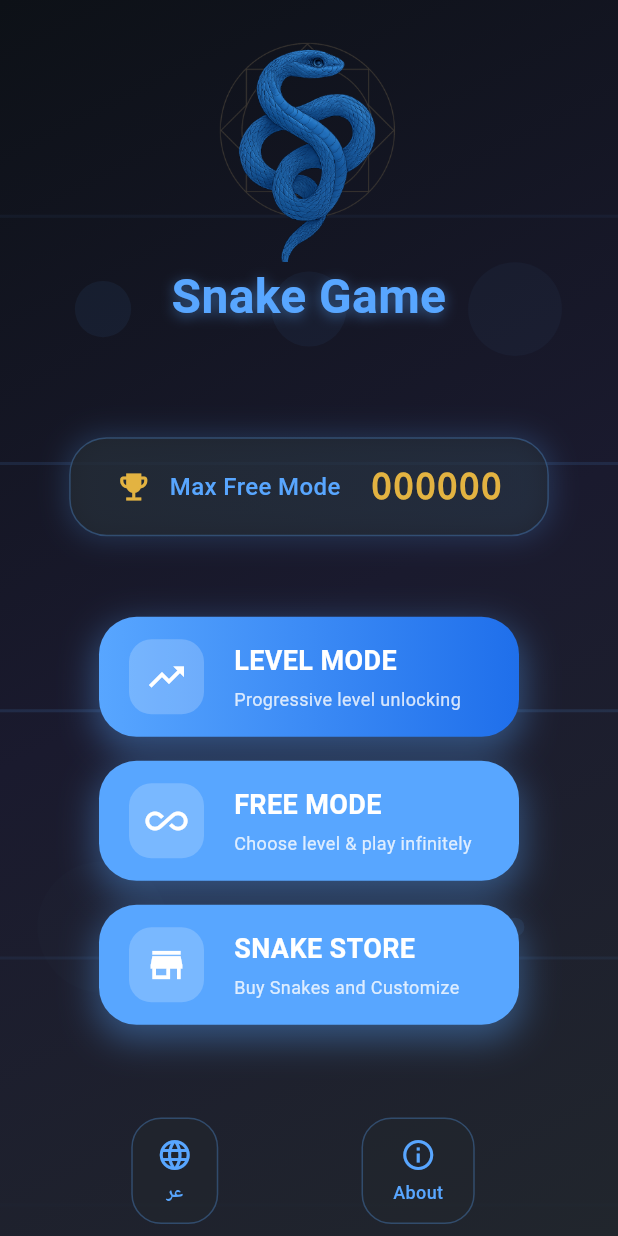
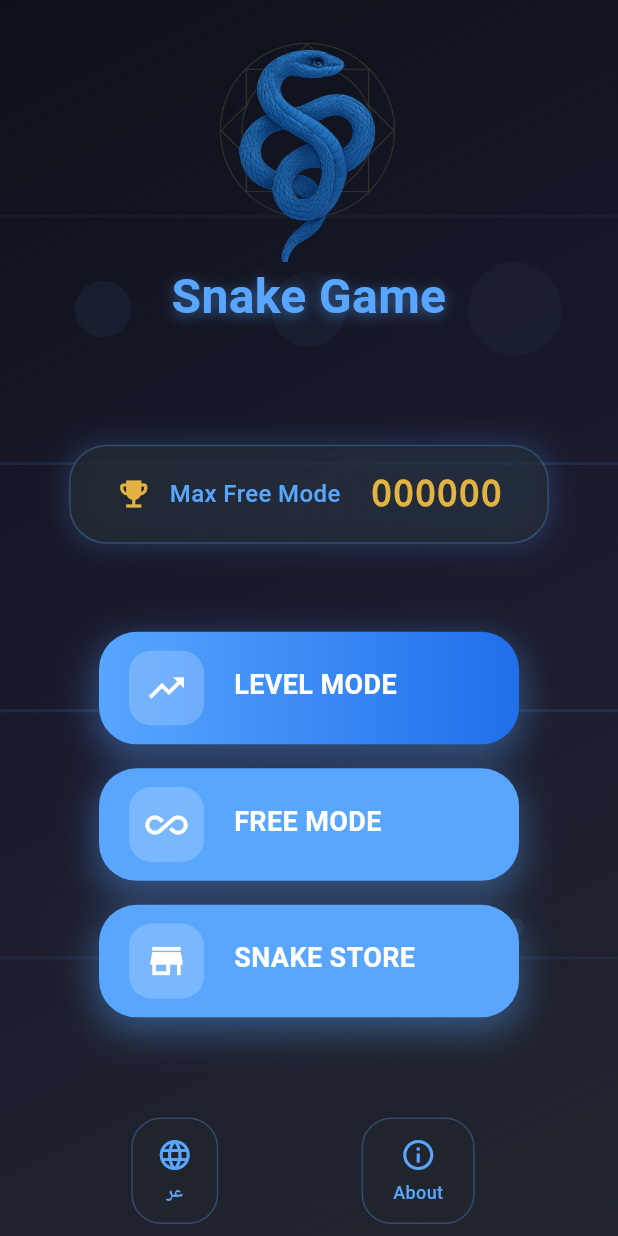
Before and after one commit to YoussefGhonem1/snake_game, a Flutter app: the screen it shows after launch, on a phone screen of 412 x 824 dp. Run offline on Flutter 3.47's test engine with Material 3 defaults, Android fonts, the light colour scheme and no system bars; our stand-ins replace audioplayers, easy_localization, firebase_core, firebase_messaging, google_mobile_ads, percent_indicator and 2 more; missing offline and left inert: unity_ads_plugin; accounts and stored records are empty.

Commit message:
remove subtitle and fix localisation

```diff
--- a/assets/translations/ar.json
+++ b/assets/translations/ar.json
@@ -54,8 +54,8 @@
   "profile": "الملف الشخصي",
   "about": "حول",
   "snake_game": "لعبة الثعبان",
-  "free_mode": "الوضع الحر",
-  "level_mode": "وضع المستويات",
+  "free_mode": "اللعب الحر",
+  "level_mode": " المستويات",
   "progressive_level_unlocking": "فتح المستويات تدريجياً",
   "choose_level_play_infinitely": "اختر المستوى والعب بلا حدود",
   "you_won": "لقد فزت!",
--- a/lib/view/home_screen/home_screen.dart
+++ b/lib/view/home_screen/home_screen.dart
@@ -324,7 +324,6 @@ class _HomeScreenState extends State<HomeScreen> with TickerProviderStateMixin {
               // Level Mode button
               _buildMainButton(
                 title: context.tr('level_mode').toUpperCase(),
-                subtitle: context.tr('progressive_level_unlocking'),
                 icon: Icons.trending_up,
                 gradient: LinearGradient(
                   colors: [
@@ -347,7 +346,6 @@ class _HomeScreenState extends State<HomeScreen> with TickerProviderStateMixin {
               // Free Mode button
               _buildMainButton(
                 title: context.tr('free_mode').toUpperCase(),
-                subtitle: context.tr('choose_level_play_infinitely'),
                 icon: Icons.all_inclusive,
                 gradient: LinearGradient(
                   colors: [colorHelper.primary, colorHelper.levelProgressColor],
@@ -361,7 +359,6 @@ class _HomeScreenState extends State<HomeScreen> with TickerProviderStateMixin {
               // SNakes Store button
               _buildMainButton(
                 title: context.tr('snake_store').toUpperCase(),
-                subtitle: context.tr('buy_snakes_and_customize'),
                 icon: Icons.store,
                 gradient: LinearGradient(
                   colors: [colorHelper.primary, colorHelper.levelProgressColor],
@@ -386,7 +383,6 @@ class _HomeScreenState extends State<HomeScreen> with TickerProviderStateMixin {
 
   Widget _buildMainButton({
     required String title,
-    required String subtitle,
     required IconData icon,
     required Gradient gradient,
     required VoidCallback onTap,
@@ -395,7 +391,7 @@ class _HomeScreenState extends State<HomeScreen> with TickerProviderStateMixin {
       onPressed: onTap,
       icon: Container(
         width: 280,
-        height: 80,
+        height: 75,
         decoration: BoxDecoration(
           gradient: gradient,
           borderRadius: BorderRadius.circular(25),
@@ -435,13 +431,6 @@ class _HomeScreenState extends State<HomeScreen> with TickerProviderStateMixin {
                     ),
                   ),
                   const SizedBox(height: 4),
-                  Text(
-                    subtitle,
-                    style: TextStyle(
-                      color: Colors.white.withOpacity(0.8),
-                      fontSize: 12,
-                    ),
-                  ),
                 ],
               ),
             ),
```
